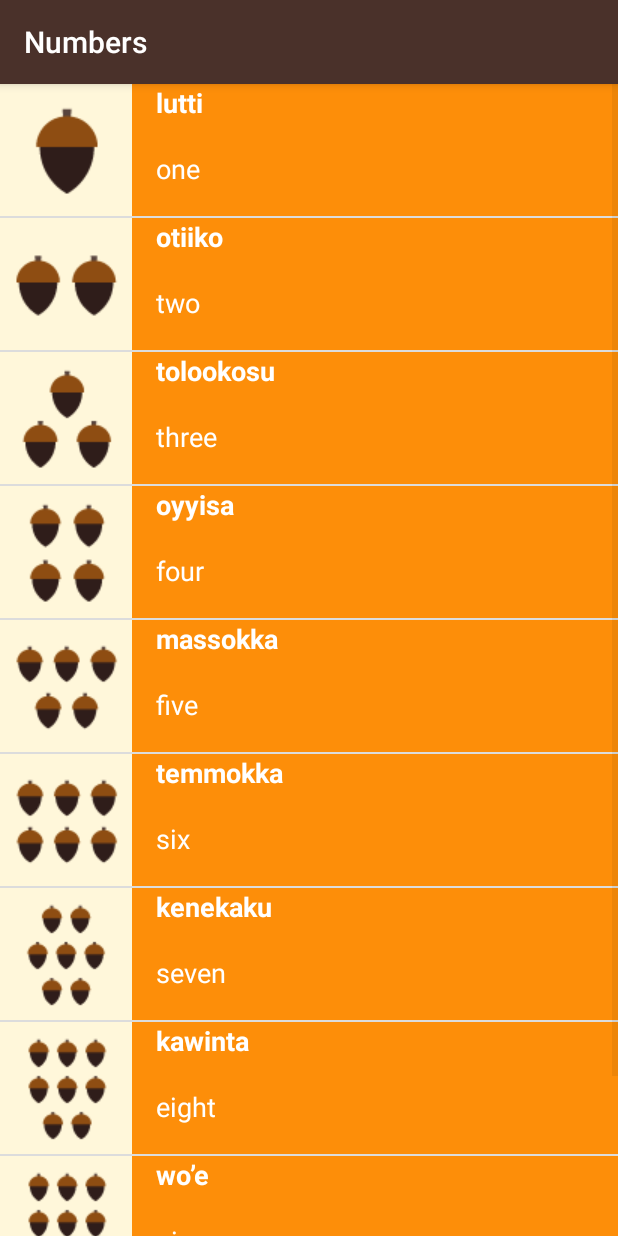
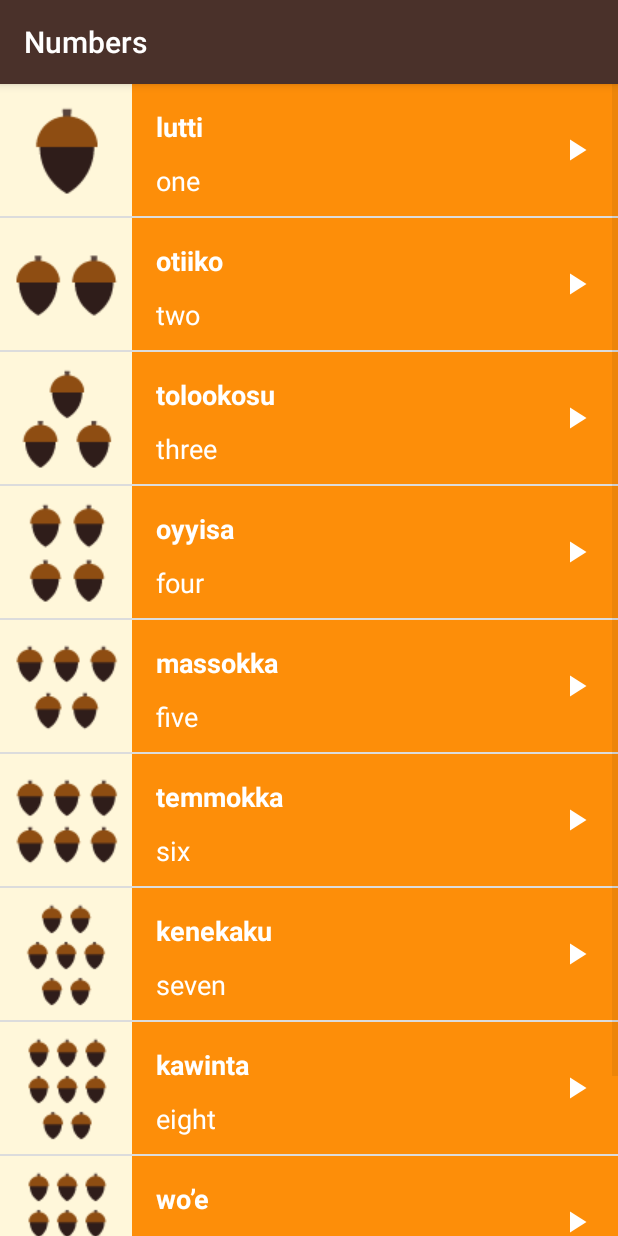
Before and after one commit to prashantjurel/Learning-KotlinAndroid, an Android app: the NumbersActivity screen opened directly, with no data from a screen before it, on a phone screen of 412 x 824 dp. Run offline under Robolectric (Android 15) with nearby library versions, the phone set to English and light mode, and no system bars.

Commit message:
Added playbutton for visual Polish

```diff
--- a/mowik/app/src/main/java/com/prashant/android/miwok/NumbersActivity.kt
+++ b/mowik/app/src/main/java/com/prashant/android/miwok/NumbersActivity.kt
@@ -17,6 +17,7 @@
 class NumbersActivity : AppCompatActivity() {
 
     private var mediaPlayer: MediaPlayer = MediaPlayer().apply {
+        setOnPreparedListener{ start() }
         setOnCompletionListener {
             reset()
             release()
@@ -40,7 +41,7 @@
                 // Wait 30 seconds before stopping playback
                 handler.postDelayed(delayedStopRunnable, TimeUnit.SECONDS.toMillis(30))
             }
-            AudioManager.AUDIOFOCUS_LOSS_TRANSIENT,AudioManager.AUDIOFOCUS_GAIN_TRANSIENT_MAY_DUCK -> {
+            AudioManager.AUDIOFOCUS_LOSS_TRANSIENT, AudioManager.AUDIOFOCUS_GAIN_TRANSIENT_MAY_DUCK -> {
                 // Pause playback
                 mediaPlayer.pause()
                 mediaPlayer.seekTo(0)
@@ -52,7 +53,6 @@
             }
         }
     }
-
 
 
     override fun onCreate(savedInstanceState: Bundle?) {
@@ -71,8 +71,7 @@
                 setOnAudioFocusChangeListener(afChangeListener, handler)
                 build()
             }
-        }
-        else{
+        } else {
             // Request audio focus for playback
             val result: Int = audioManager.requestAudioFocus(
                 afChangeListener,
@@ -119,7 +118,8 @@
                     // Use the music stream.
                     AudioManager.STREAM_MUSIC,
                     // Request permanent focus.
-                    AudioManager.AUDIOFOCUS_GAIN)
+                    AudioManager.AUDIOFOCUS_GAIN
+                )
             }
             synchronized(focusLock) {
                 playbackNowAuthorized = when (res) {
@@ -146,8 +146,7 @@
         mediaPlayer.release()
         if (Build.VERSION.SDK_INT >= Build.VERSION_CODES.O) {
             audioManager.abandonAudioFocusRequest(focusRequest)
-        }
-        else{
+        } else {
             audioManager.abandonAudioFocus(afChangeListener)
         }
     }
--- a/mowik/app/src/main/java/com/prashant/android/miwok/WordAdapter.kt
+++ b/mowik/app/src/main/java/com/prashant/android/miwok/WordAdapter.kt
@@ -8,8 +8,8 @@
 import android.view.ViewGroup
 import android.widget.ArrayAdapter
 import android.widget.ImageView
-import android.widget.LinearLayout
 import android.widget.TextView
+import androidx.constraintlayout.widget.ConstraintLayout
 import androidx.core.content.ContextCompat
 import com.prashant.android.R
 
@@ -34,7 +34,7 @@
                 listItemView.findViewById<ImageView?>(R.id.mowik_image_view)?.visibility = GONE
 
         val color = ContextCompat.getColor(context,mColorResource)
-        listItemView.findViewById<LinearLayout?>(R.id.text_container).setBackgroundColor(color)
+        listItemView.findViewById<ConstraintLayout?>(R.id.text_container).setBackgroundColor(color)
 
             return listItemView
         }
--- a/mowik/app/src/main/res/layout/list_item.xml
+++ b/mowik/app/src/main/res/layout/list_item.xml
@@ -13,7 +13,7 @@
         android:layout_width="@dimen/list_item_height"
         android:layout_height="@dimen/list_item_height" />
 
-    <LinearLayout
+    <androidx.constraintlayout.widget.ConstraintLayout
         android:id="@+id/text_container"
         android:layout_width="match_parent"
         android:layout_height="match_parent"
@@ -24,27 +24,39 @@
         <TextView
             android:id="@+id/mowik_text_view"
             android:layout_width="match_parent"
-            android:layout_height="0dp"
-            android:layout_weight="1"
+            android:layout_height="wrap_content"
+            android:layout_marginTop="16dp"
             android:textAppearance="?android:textAppearanceMedium"
             android:textColor="@android:color/white"
             android:textStyle="bold"
+            app:layout_constraintEnd_toEndOf="parent"
+            app:layout_constraintHorizontal_bias="1.0"
+            app:layout_constraintStart_toStartOf="parent"
+            app:layout_constraintTop_toTopOf="parent"
             tools:text="lutti" />
 
         <TextView
             android:id="@+id/default_text_view"
             android:layout_width="match_parent"
-            android:layout_height="0dp"
-            android:layout_weight="1"
+            android:layout_height="wrap_content"
             android:textAppearance="?android:textAppearanceMedium"
             android:textColor="@android:color/white"
+            app:layout_constraintBottom_toBottomOf="parent"
+            app:layout_constraintEnd_toEndOf="parent"
+            app:layout_constraintStart_toStartOf="parent"
+            app:layout_constraintTop_toBottomOf="@+id/mowik_text_view"
             tools:text="one" />
-    </LinearLayout>
 
-    <ImageView
-        android:layout_width="@dimen/list_item_height"
-        android:layout_height="@dimen/list_item_height"
-        android:src="@drawable/play_button"
-        />
+        <ImageView
+            android:id="@+id/imageView"
+            android:layout_width="24dp"
+            android:layout_height="24dp"
+            android:layout_marginEnd="16dp"
+            app:layout_constraintBottom_toBottomOf="parent"
+            app:layout_constraintEnd_toEndOf="parent"
+            app:layout_constraintTop_toTopOf="parent"
+            android:src="@drawable/play_button" />
+
+    </androidx.constraintlayout.widget.ConstraintLayout>
 
 </LinearLayout>
```
